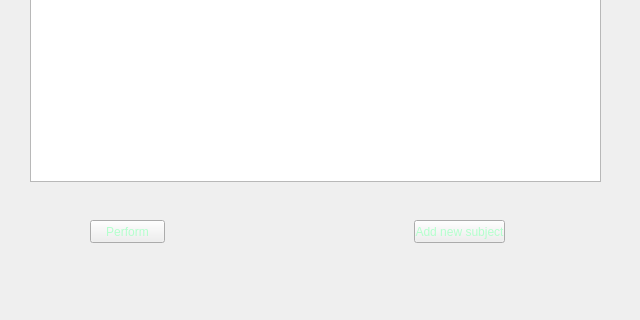
The window that view/subject/subject.ui (Nastya-Dlusskaya/Corse-Work) describes before a commit, drawn with Qt 5; both pictures show x 0 to 640 and y 160 to 480 of the 640 by 480 pixel window.
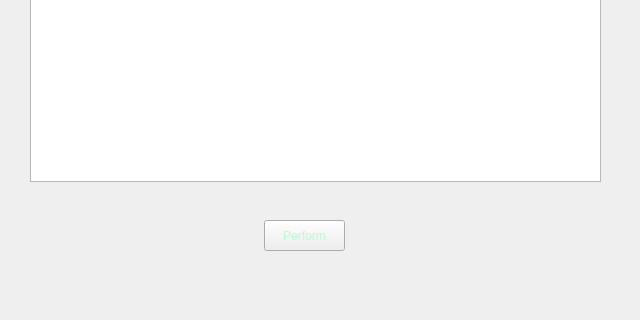
The same window after the commit.

What changed in the file:
```diff
--- a/view/subject/subject.ui
+++ b/view/subject/subject.ui
@@ -40,10 +40,10 @@
   <widget class="QPushButton" name="pushButton">
    <property name="geometry">
     <rect>
-     <x>90</x>
+     <x>264</x>
      <y>380</y>
-     <width>75</width>
-     <height>23</height>
+     <width>81</width>
+     <height>31</height>
     </rect>
    </property>
    <property name="text">
@@ -60,19 +60,6 @@
     </rect>
    </property>
   </widget>
-  <widget class="QPushButton" name="pushButton_2">
-   <property name="geometry">
-    <rect>
-     <x>414</x>
-     <y>380</y>
-     <width>91</width>
-     <height>23</height>
-    </rect>
-   </property>
-   <property name="text">
-    <string>Add new subject</string>
-   </property>
-  </widget>
   <widget class="QLabel" name="label">
    <property name="geometry">
     <rect>
```
Left out of the diff: 16 changed lines with no effect on the pictures.
